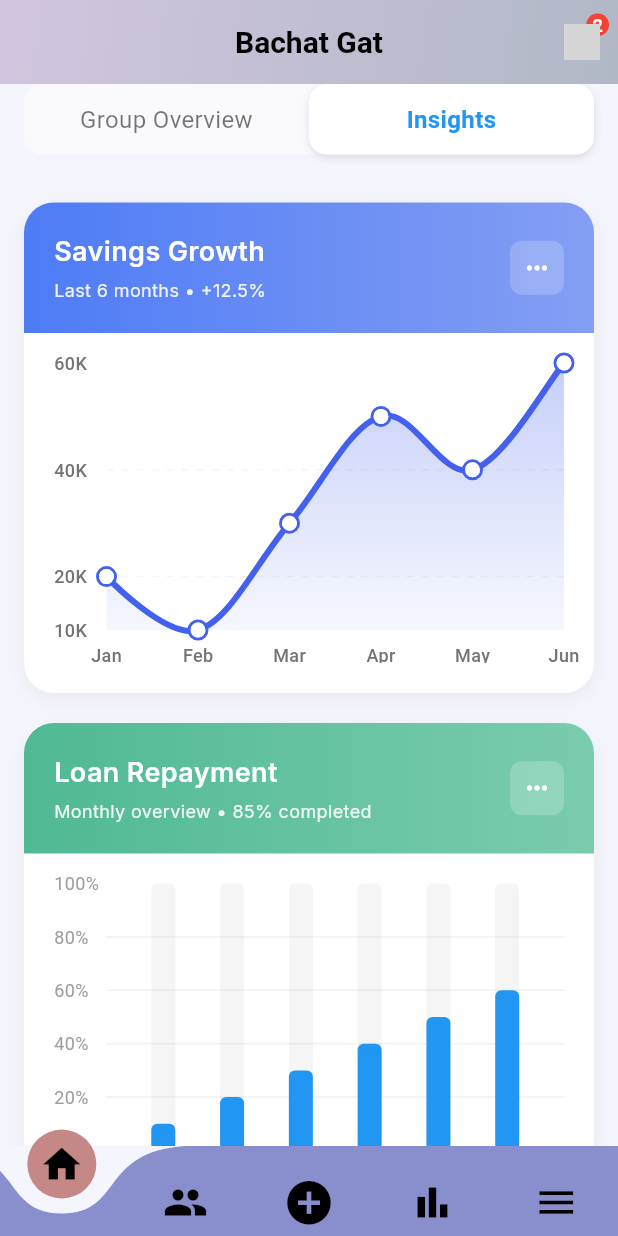
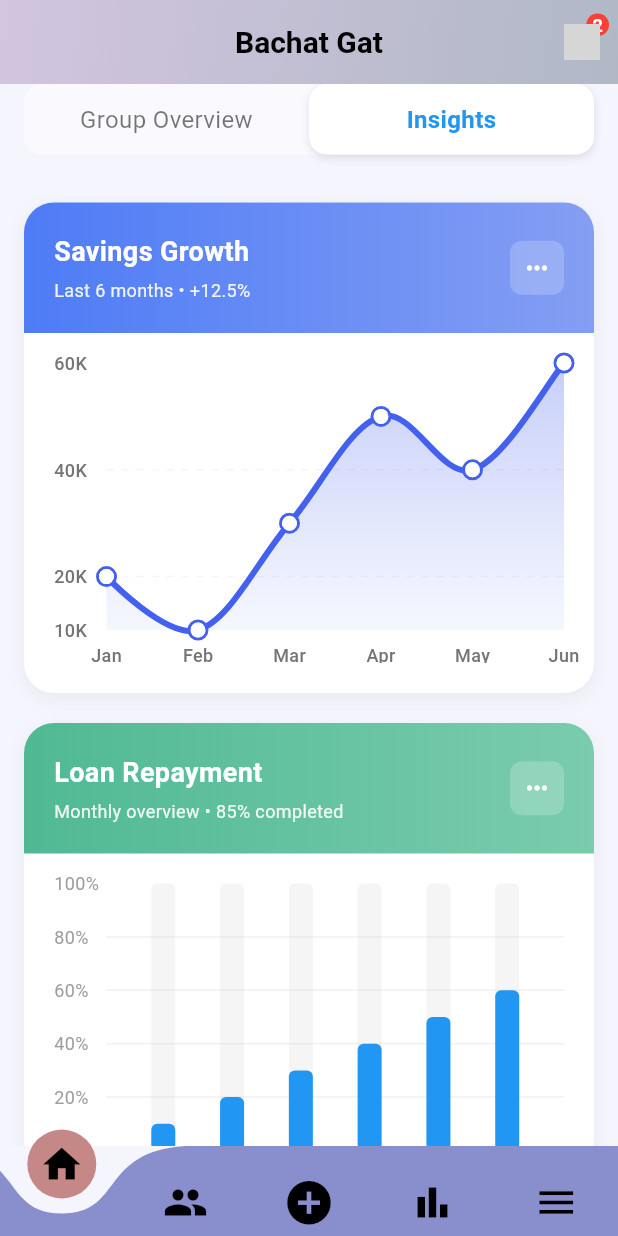
Before and after one commit to sparkmind-org/BachatGatApp, a Flutter app: the screen it shows after launch, after a tap on "Forgot your password?", after a tap on "Insights", on a phone screen of 412 x 824 dp. Run offline on Flutter 3.47's test engine with Material 3 defaults, Android fonts, the phone set to English and light mode, and no system bars; drawn by our look-alikes of curved_navigation_bar, fl_chart; our stand-ins replace flutter_form_builder, flutter_svg, form_builder_validators, go_router, syncfusion_flutter_calendar; missing offline and left inert: flutter_settings_ui; grey boxes are pictures that could not be loaded.

```diff
--- a/lib/screens/home/widgets/chart_card.dart
+++ b/lib/screens/home/widgets/chart_card.dart
@@ -1,5 +1,4 @@
 import 'package:flutter/material.dart';
-import 'package:google_fonts/google_fonts.dart';
 
 class ChartCard extends StatelessWidget {
   final String title;
@@ -53,7 +52,7 @@ class ChartCard extends StatelessWidget {
                   children: [
                     Text(
                       title,
-                      style: GoogleFonts.inter(
+                      style: const TextStyle(
                         fontSize: 18.0,
                         fontWeight: FontWeight.w600,
                         color: Colors.white,
@@ -64,7 +63,7 @@ class ChartCard extends StatelessWidget {
                         padding: const EdgeInsets.only(top: 4.0),
                         child: Text(
                           subtitle!,
-                          style: GoogleFonts.inter(
+                          style: TextStyle(
                             fontSize: 12.0,
                             color: Colors.white.withOpacity(0.9),
                           ),
--- a/pubspec.yaml
+++ b/pubspec.yaml
@@ -24,7 +24,7 @@ dependencies:
   form_builder_validators: ^10.0.1
   syncfusion_flutter_calendar: ^27.2.2
   go_router: ^14.6.1
-  google_fonts: ^6.2.1
+
 
 
 
```
Also changed, not shown: pubspec.lock, 1 other file.
